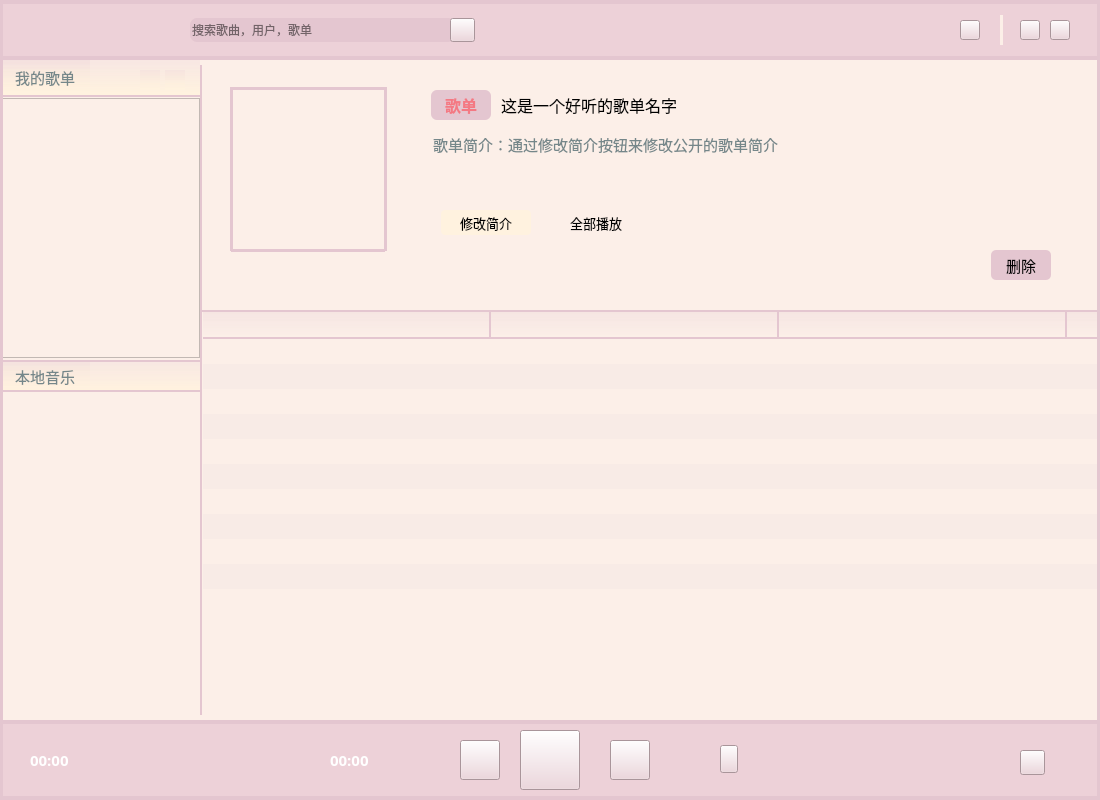
Qt form ui/Main.ui (MyEternalMoon/PyQt_mp3Player) before a commit.
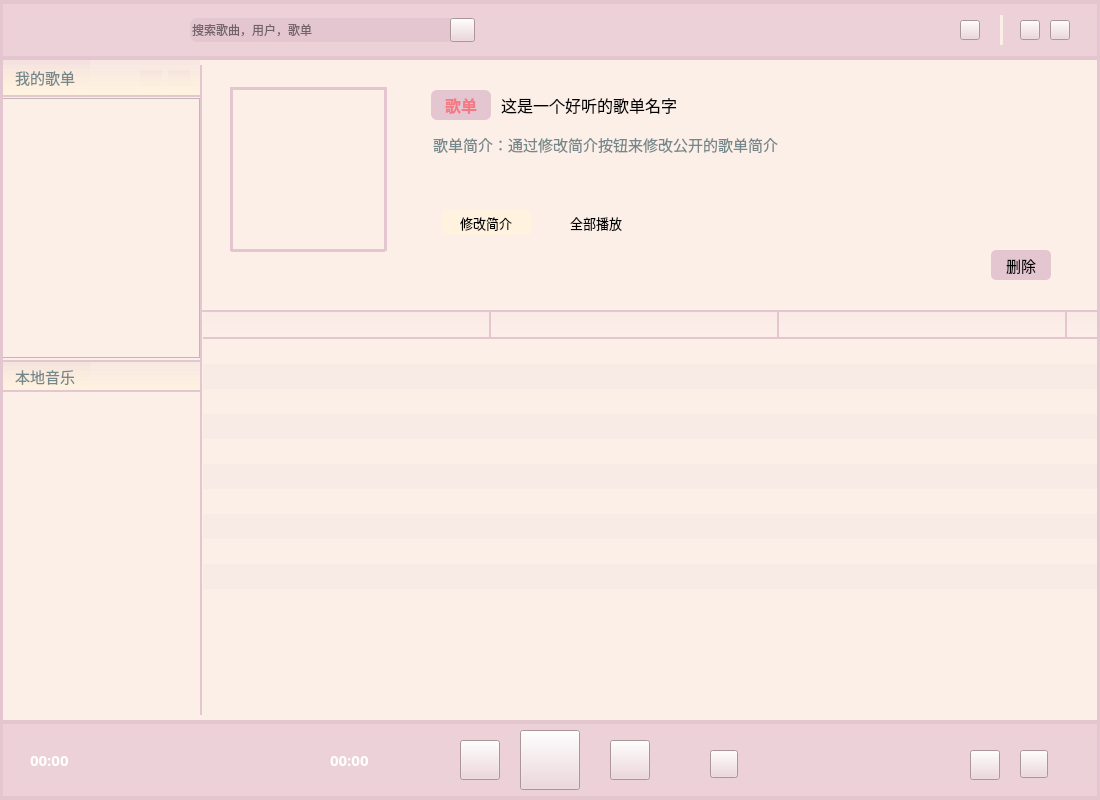
The same form after that commit. Icons and pictures are not drawn.

Patch:
```diff
--- a/ui/Main.ui
+++ b/ui/Main.ui
@@ -180,9 +180,9 @@
     <widget class="QPushButton" name="SoundButton">
      <property name="geometry">
       <rect>
-       <x>720</x>
-       <y>25</y>
-       <width>18</width>
+       <x>710</x>
+       <y>30</y>
+       <width>28</width>
        <height>28</height>
       </rect>
      </property>
@@ -190,7 +190,7 @@
       <cursorShape>PointingHandCursor</cursorShape>
      </property>
      <property name="styleSheet">
-      <string notr="true">border-image: url(:/bg/audio.png);</string>
+      <string notr="true">border-image: url(:/buttons/sound_on.png);</string>
      </property>
      <property name="text">
       <string/>
@@ -212,13 +212,13 @@
       <bool>true</bool>
      </property>
     </widget>
-    <widget class="QPushButton" name="orderButton">
+    <widget class="QPushButton" name="showListButton">
      <property name="geometry">
       <rect>
        <x>1020</x>
        <y>30</y>
-       <width>25</width>
-       <height>25</height>
+       <width>28</width>
+       <height>28</height>
       </rect>
      </property>
      <property name="cursor">
@@ -278,6 +278,28 @@
       <enum>Qt::Horizontal</enum>
      </property>
     </widget>
+    <widget class="QPushButton" name="playOrderButton">
+     <property name="geometry">
+      <rect>
+       <x>970</x>
+       <y>30</y>
+       <width>30</width>
+       <height>30</height>
+      </rect>
+     </property>
+     <property name="cursor">
+      <cursorShape>PointingHandCursor</cursorShape>
+     </property>
+     <property name="toolTip">
+      <string/>
+     </property>
+     <property name="styleSheet">
+      <string notr="true">border-image: url(:/order/ordered_order.png);</string>
+     </property>
+     <property name="text">
+      <string/>
+     </property>
+    </widget>
    </widget>
    <widget class="QWidget" name="TopNav" native="true">
     <property name="geometry">
@@ -676,10 +698,10 @@
     <widget class="QPushButton" name="newListButton">
      <property name="geometry">
       <rect>
-       <x>165</x>
+       <x>168</x>
        <y>10</y>
-       <width>20</width>
-       <height>20</height>
+       <width>22</width>
+       <height>22</height>
       </rect>
      </property>
      <property name="font">
@@ -692,7 +714,7 @@
       <cursorShape>PointingHandCursor</cursorShape>
      </property>
      <property name="toolTip">
-      <string>新建</string>
+      <string>新建列表</string>
      </property>
      <property name="styleSheet">
       <string notr="true">QPushButton#newListButton:hover{
@@ -729,10 +751,10 @@
       </font>
      </property>
      <property name="cursor">
-      <cursorShape>PointingHandCursor</cursorShape>
+      <cursorShape>ArrowCursor</cursorShape>
      </property>
      <property name="toolTip">
-      <string>单击转到本地歌曲/我的歌单 </string>
+      <string/>
      </property>
      <property name="styleSheet">
       <string notr="true">color:#75878a;
@@ -749,8 +771,8 @@
       <rect>
        <x>140</x>
        <y>10</y>
-       <width>20</width>
-       <height>20</height>
+       <width>22</width>
+       <height>22</height>
       </rect>
      </property>
      <property name="cursor">
@@ -792,11 +814,8 @@
        <pointsize>11</pointsize>
       </font>
      </property>
-     <property name="cursor">
-      <cursorShape>PointingHandCursor</cursorShape>
-     </property>
      <property name="toolTip">
-      <string>单击转到本地歌曲/我的歌单 </string>
+      <string/>
      </property>
      <property name="styleSheet">
       <string notr="true">color:#75878a;
@@ -1275,6 +1294,9 @@
     <property name="contextMenuPolicy">
      <enum>Qt::NoContextMenu</enum>
     </property>
+    <property name="toolTip">
+     <string>顺序播放</string>
+    </property>
     <property name="styleSheet">
      <string notr="true">QTableWidget
 {
@@ -1299,7 +1321,7 @@
 QTableWidget QHeaderView::section
 {
     background-color:; /*lightgray*/
-	background-color: qlineargradient(spread:pad, x1:0, y1:1, x2:0, y2:0, stop:0.08 rgba(252, 239, 232, 255), stop:1 rgb(228, 198, 208,60));
+	background-color: qlineargradient(spread:pad, x1:0, y1:1, x2:0, y2:0, stop:0.08 rgba(252, 239, 232, 255), stop:1 rgb(228, 198, 208,30));
     /*color:black;*/
 	color:#75878a;
    border:2px solid;
```
